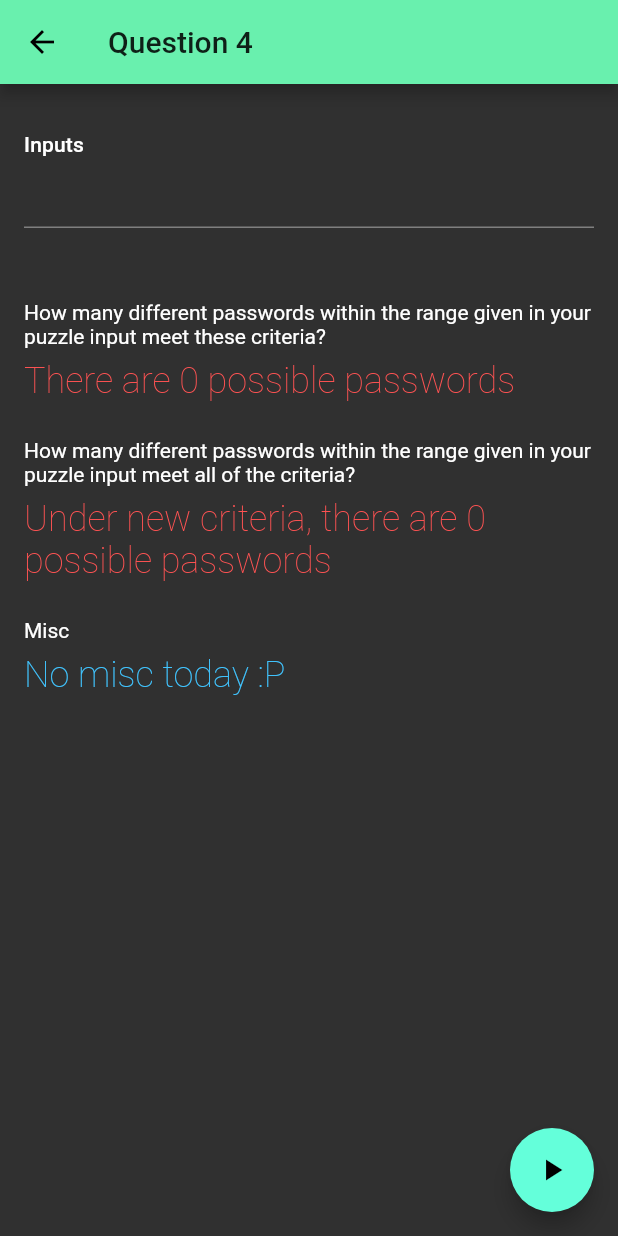
After one commit to brunovinicius/adventofcode2019, a Flutter app: the Q4Page screen opened directly, after a tap on the "play arrow" icon, on a phone screen of 412 x 824 dp. The commit adds this screen. Run offline on Flutter 3.47's test engine with Material 2 defaults, Android fonts, the phone set to English and light mode, and no system bars.

Commit message:
Ufa! Acho que esse foi o mais fácil :D

```diff
--- a/aoc1/lib/main.dart
+++ b/aoc1/lib/main.dart
@@ -1,6 +1,7 @@
 import 'package:aoc1/q1.dart';
 import 'package:aoc1/q2.dart';
 import 'package:aoc1/q3.dart';
+import 'package:aoc1/q4.dart';
 import 'package:flutter/material.dart';
 
 void main() => runApp(AdventOfCode2019App());
@@ -66,6 +67,13 @@ class _MainPageState extends State<MainPage> {
               MaterialPageRoute(builder: (context) => Q3Page(title: "Question 3")),
             ),
           ),
+          ListTile(
+            title: Text('Question 4'),
+            onTap: () => Navigator.push(
+              context,
+              MaterialPageRoute(builder: (context) => Q4Page(title: "Question 4")),
+            ),
+          ),
         ],
       ),
     );
--- /dev/null
+++ b/aoc1/lib/q4.dart
@@ -0,0 +1,144 @@
+import 'package:flutter/material.dart';
+
+class Q4Page extends StatefulWidget {
+  Q4Page({Key key, this.title}) : super(key: key);
+
+  final String title;
+
+  @override
+  _Q4PageState createState() => _Q4PageState();
+}
+
+class _Q4PageState extends State<Q4Page> {
+  static const consecutives = ["00", "11", "22", "33", "44", "55", "66", "77", "88", "99" ];
+
+  var _controller = new TextEditingController();
+  var _possiblePasswords = 0;
+  var _wire1PathsCount = 0;
+  var _wire2PathsCount = 0;
+  var _strictierPossiblePasswords = 0;
+
+  void _incrementCounter() {
+    FocusScope.of(context).requestFocus(new FocusNode());
+    setState(() {
+      var range = _controller.text.split('-').map((n) => int.parse(n)).toList();
+      var low = range.first;
+      var high = range.last;
+
+
+      var passwords = new List<String>();
+      for (var i = low; i <= high; i++) {
+        var password = i.toString();
+        if (_hasConsecutives(password) && _isIncreasing(password)) {
+          passwords.add(password);
+        }
+      }
+
+      _possiblePasswords = passwords.length;
+
+      var strictierPasswords = new List<String>();
+      for (var password in passwords) {
+        if (_hasStrictConsecutives(password) && _isIncreasing(password)) {
+          strictierPasswords.add(password);
+        }
+      }
+
+      _strictierPossiblePasswords = strictierPasswords.length;
+    });
+
+  }
+
+  bool _hasConsecutives(String password) {
+    for (var consecutive in consecutives) {
+      if (password.contains(consecutive)) {
+        return true;
+      }
+    }
+    return false;
+  }
+
+  bool _hasStrictConsecutives(String password) {
+    var map = new Map<String, int>();
+    for (var char in password.split("")) {
+      if (map[char] == null) {
+        map[char] = 0;
+      }
+      map[char]++;
+    }
+    return map.values.any((i) => i == 2);
+  }
+
+  bool _isIncreasing(String password) {
+    var lastValue = 0;
+    for (var number in password.split("")) {
+      var value = int.parse(number);
+      if (value < lastValue) {
+        return false;
+      }
+      lastValue = value;
+    }
+    return true;
+  }
+
+
+  @override
+  Widget build(BuildContext context) {
+    return Scaffold(
+      appBar: AppBar(
+        title: Text(widget.title),
+      ),
+      body: SingleChildScrollView(
+        child: Padding(
+          padding: const EdgeInsets.all(16.0),
+          child: Column(
+            crossAxisAlignment: CrossAxisAlignment.start,
+            mainAxisAlignment: MainAxisAlignment.start,
+            children: <Widget>[
+              SizedBox(height: 16.0),
+              Text(
+                'Inputs',
+                style: Theme.of(context).textTheme.subtitle,
+              ),
+              TextField(
+                maxLines: 1,
+                controller: _controller,
+              ),
+              SizedBox(height: 48.0),
+              Text(
+                'How many different passwords within the range given in your puzzle input meet these criteria?',
+              ),
+              SizedBox(height: 8.0),
+              Text(
+                'There are $_possiblePasswords possible passwords',
+                style: Theme.of(context).textTheme.display4.copyWith(fontSize: 24.0, color: Colors.redAccent),
+              ),
+              SizedBox(height: 24.0),
+              Text(
+                'How many different passwords within the range given in your puzzle input meet all of the criteria?',
+              ),
+              SizedBox(height: 8.0),
+              Text(
+                'Under new criteria, there are $_strictierPossiblePasswords possible passwords',
+                style: Theme.of(context).textTheme.display4.copyWith(fontSize: 24.0, color: Colors.redAccent),
+              ),
+              SizedBox(height: 24.0),
+              Text(
+                'Misc',
+              ),
+              SizedBox(height: 8.0),
+              Text(
+                'No misc today :P',
+                style: Theme.of(context).textTheme.display4.copyWith(fontSize: 24.0, color: Colors.lightBlueAccent),
+              ),
+            ],
+          ),
+        ),
+      ),
+      floatingActionButton: FloatingActionButton(
+        onPressed: _incrementCounter,
+        tooltip: 'Increment',
+        child: Icon(Icons.play_arrow),
+      ),
+    );
+  }
+}
```
